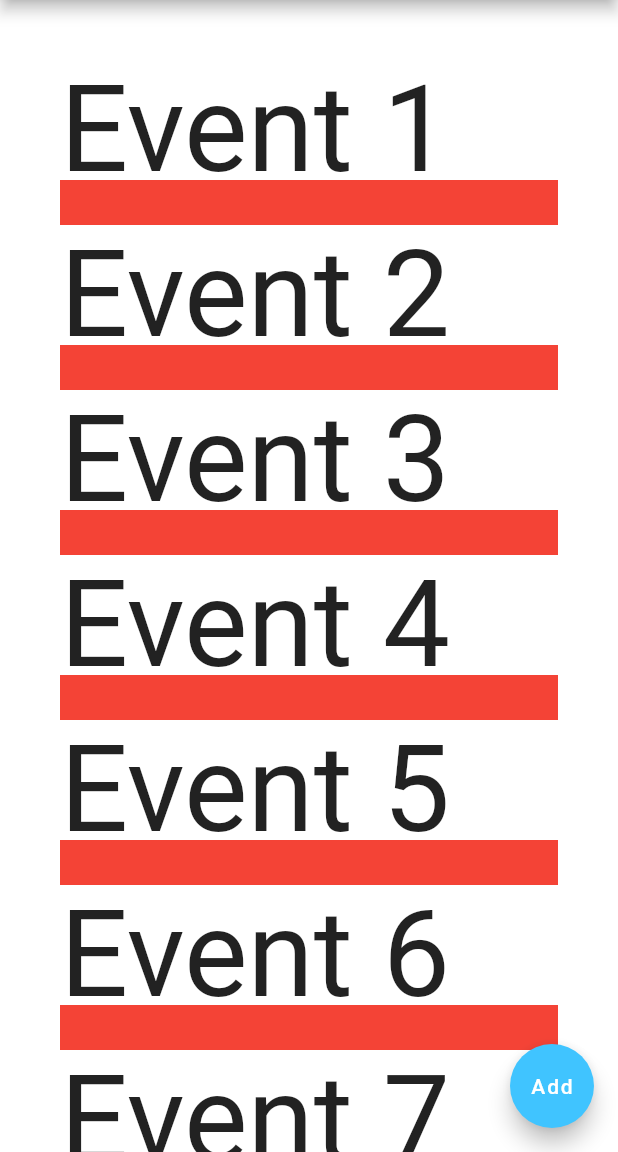
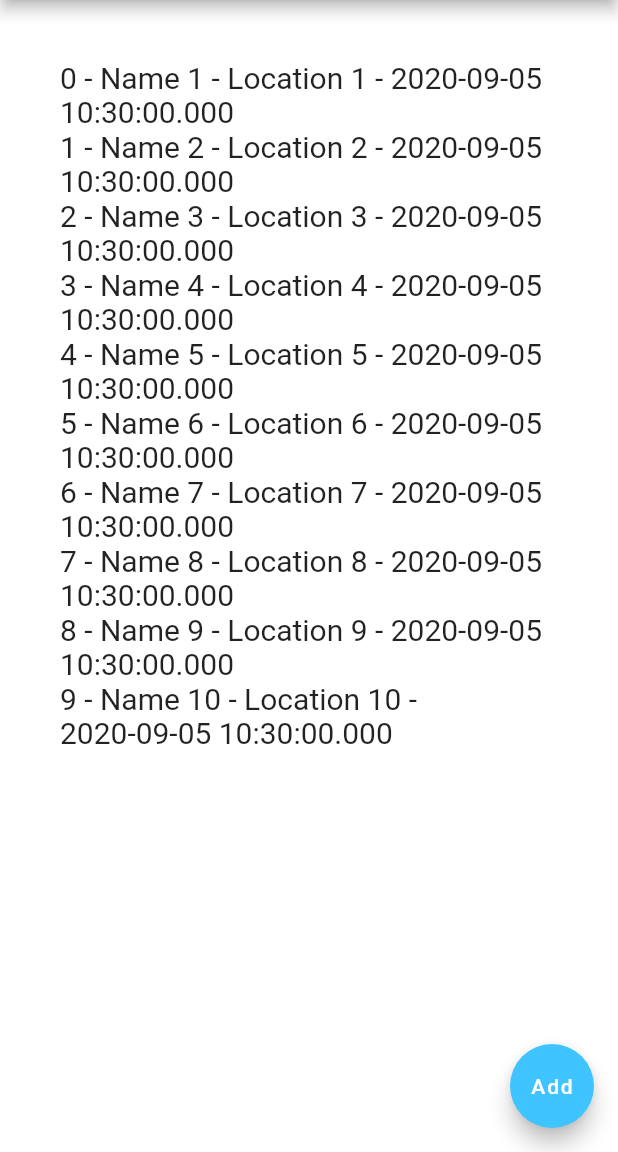
Before and after one commit to Flop88/LearnFlutter, a Flutter app: the screen it shows after launch, on a phone screen of 412 x 824 dp, the part 84-1236 px from its top. Run offline on Flutter 3.47's test engine with Material 2 defaults, Android fonts, the phone set to English and light mode, and no system bars.

Commit message:
Create class Event

```diff
--- /dev/null
+++ b/lib/event.dart
@@ -0,0 +1,10 @@
+class Event {
+  String name;
+  String location;
+  DateTime startDateTime;
+
+  Event({this.name, this.location, this.startDateTime});
+
+}
+
+var e = Event(name: "name", startDateTime: DateTime.now(), location: "Smolensk");
--- a/lib/main.dart
+++ b/lib/main.dart
@@ -1,19 +1,21 @@
 import 'package:flutter/material.dart';
 import 'package:flutter_app/custom_icons.dart';
+import 'package:flutter_app/event.dart';
 
 void main() => runApp(FlutterTutorialApp());
 
 class FlutterTutorialApp extends StatelessWidget {
-  final List<String> events = [
-    "Event 1",
-    "Event 2",
-    "Event 3",
-    "Event 4",
-    "Event 5",
-    "Event 6",
-    "Event 7",
-    "Event 8",
-    "Event 9",
+  final List<Event> events = [
+    Event(name: "Name 1", location: "Location 1", startDateTime: DateTime.now() ),
+    Event(name: "Name 2", location: "Location 2", startDateTime: DateTime.now() ),
+    Event(name: "Name 3", location: "Location 3", startDateTime: DateTime.now() ),
+    Event(name: "Name 4", location: "Location 4", startDateTime: DateTime.now() ),
+    Event(name: "Name 5", location: "Location 5", startDateTime: DateTime.now() ),
+    Event(name: "Name 6", location: "Location 6", startDateTime: DateTime.now() ),
+    Event(name: "Name 7", location: "Location 7", startDateTime: DateTime.now() ),
+    Event(name: "Name 8", location: "Location 8", startDateTime: DateTime.now() ),
+    Event(name: "Name 9", location: "Location 9", startDateTime: DateTime.now() ),
+    Event(name: "Name 10", location: "Location 10", startDateTime: DateTime.now() ),
   ];
 
   @override
@@ -26,15 +28,14 @@ class FlutterTutorialApp extends StatelessWidget {
             centerTitle: true,
             backgroundColor: Colors.lightBlueAccent,
           ),
-          body: ListView.separated(
+          body: ListView.builder(
             physics: BouncingScrollPhysics(),
             padding: EdgeInsets.all(40),
             itemCount: events.length,
             itemBuilder: (_, index) => Text(
-              events[index],
-              style: TextStyle(fontSize: 80),
+              "$index - ${events[index].name} - ${events[index].location} - ${events[index].startDateTime}",
+              style: TextStyle(fontSize: 20),
             ),
-            separatorBuilder: (_, __) => Divider(color: Colors.red, thickness: 30,),
           ),
           floatingActionButton: FloatingActionButton(
             child: Text("Add"),
```
